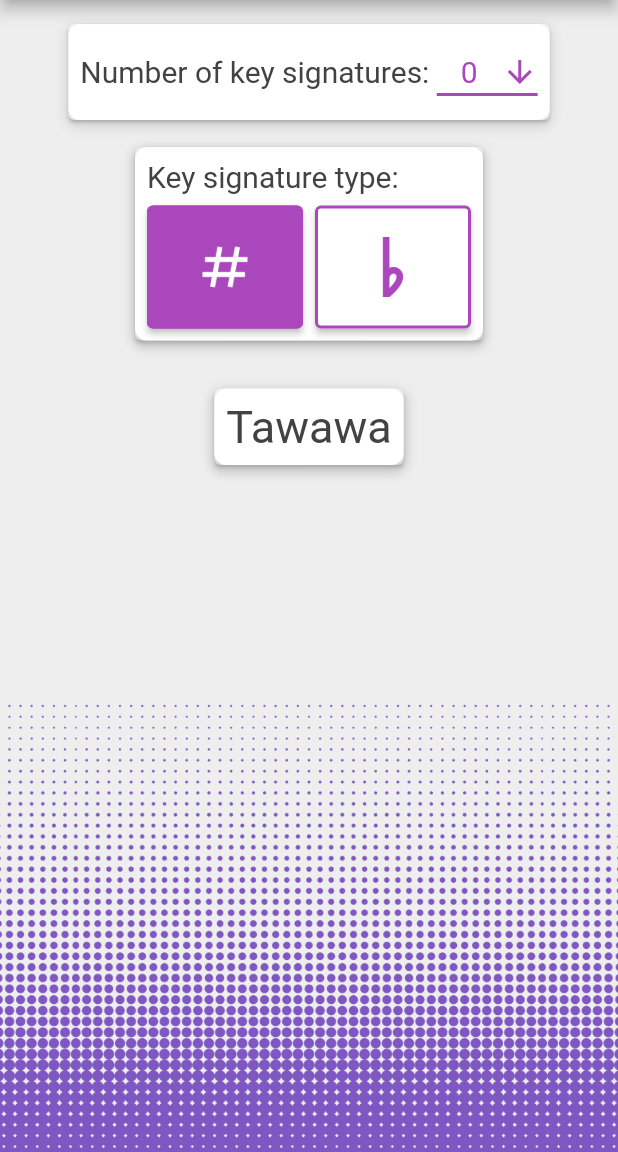
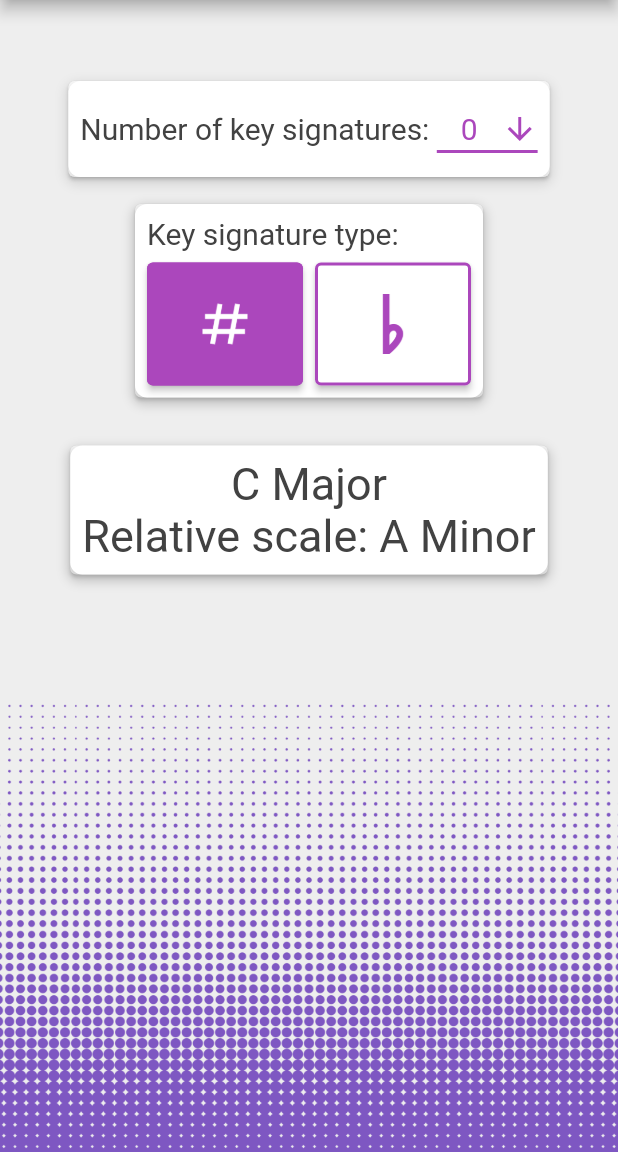
Before and after one commit to Hennyai/learn_to_read_notes, a Flutter app: the ScaleFinder screen opened by its route, on a phone screen of 412 x 824 dp, the part 84-1236 px from its top. Run offline on Flutter 3.47's test engine with Material 2 defaults, Android fonts, the light colour scheme and no system bars; our stand-ins replace audioplayers, flutter_spinkit, syncfusion_flutter_sliders; missing offline and left inert: flutter_picker, info_popup, piano, tonic.

Commit message:
scale finder

```diff
--- a/lib/pages/music_reading/classic_read.dart
+++ b/lib/pages/music_reading/classic_read.dart
@@ -1,6 +1,5 @@
 import 'package:audioplayers/audioplayers.dart';
 import 'package:flutter/material.dart';
-import 'package:flutter_midi_command/flutter_midi_command.dart';
 import 'package:learn_to_read_notes/globals.dart' as globals;
 import 'package:learn_to_read_notes/models/scale.dart';
 import 'package:learn_to_read_notes/pages/setting.dart';
@@ -47,7 +46,6 @@ bool checkChangeSetting(){
 }
 
 void randomOrRevision(){
-  print(globals.notesFailed);
   int totalWeight = globals.randomSheetWeight;
   globals.notesFailed.forEach((note) {
     totalWeight+=note.weight;
--- a/lib/pages/scale_finder.dart
+++ b/lib/pages/scale_finder.dart
@@ -8,14 +8,17 @@ final Map<String, Map<String, String>> docMessages = {
   'en': {
     'title' : 'Find the scale',
     'dropdown title' : 'Number of key signatures: ',
-    'key signature' : 'Key signature type:'
+    'key signature' : 'Key signature type:',
+    'alternative' : 'Relative scale: '
   },
   'vi': {
     'title' : 'Tìm âm giai',
     'dropdown title' : 'Số lượng dấu hóa: ',
-    'key signature' : 'Loại dấu hóa:'
+    'key signature' : 'Loại dấu hóa:',
+    'alternative' : 'Âm giai tương thích: '
   },
 };
+Map<String, String>? messages = docMessages[globals.language];
 
 class ScaleFinder extends StatefulWidget {
   const ScaleFinder({Key? key}) : super(key: key);
@@ -42,7 +45,7 @@ class _ScaleFinderState extends State<ScaleFinder> {
 
   @override
   Widget build(BuildContext context) {
-    final Map<String, String>? messages = docMessages[globals.language];
+    messages = docMessages[globals.language];
     return Scaffold(
       appBar: AppBar(
         iconTheme: IconThemeData(
@@ -83,7 +86,7 @@ class _ScaleFinderState extends State<ScaleFinder> {
           SingleChildScrollView(
             child: Column(
               children: [
-                SizedBox(height: 12,),
+                SizedBox(height: 50,),
                 Align(
                   alignment: Alignment.topCenter,
                   child: Card(
@@ -152,7 +155,7 @@ class _ScaleFinderState extends State<ScaleFinder> {
                   ),
                 ),
                 SizedBox(height: 10,),
-                //Included clef
+                //Included signature
                 Padding(
                   padding: const EdgeInsets.fromLTRB(11, 0, 11, 0),
                   child: Card(
@@ -275,23 +278,7 @@ class _ScaleFinderState extends State<ScaleFinder> {
                   ),
                 ),
                 SizedBox(height:12),
-                ScaleAnswer()
-              ],
-            ),
-          )
-        ]
-      )
-    );
-  }
-}
-
-
-class ScaleAnswer extends StatelessWidget {
-  const ScaleAnswer({Key? key}) : super(key: key);
-
-  @override
-  Widget build(BuildContext context) {
-    return Padding(
+                Padding(
                   padding: EdgeInsets.all(12.0),
                   child: Card(
                     color: globals.color('card'),
@@ -311,42 +298,66 @@ class ScaleAnswer extends StatelessWidget {
                       child: Padding(
                         padding: const EdgeInsets.all(8.0),
                         child: Text(
-              "Tawawa",
+                          textAlign: TextAlign.center,
+                          scaleAnswer(_selectedNumber, selectedSignature[0]),
                           style: TextStyle(
                             fontSize: 30,
-                color: globals.color('text')
+                            color: globals.color('text'),
                           ),
                         ),
                       ),
                     ),
                   ),
+                )
+              ],
+            ),
+          )
+        ]
+      )
     );
   }
 }
 
-// String scaleAnswer(int numberOfSignature, bool signature){
-//   if(signature){
-//     switch(numberOfSignature){
-//       case 0: return ;
-//       case 1: return ;
-//       case 2: return ;
-//       case 3: return ;
-//       case 4: return ;
-//       case 5: return ;
-//       case 6: return ;
-//       case 7: return ;
-//     }
-//     return("");
-//   } else {
-//     switch(numberOfSignature){
-//       case 0: return ;
-//       case 1: return ;
-//       case 2: return ;
-//       case 3: return ;
-//       case 4: return ;
-//       case 5: return ;
-//       case 6: return ;
-//       case 7: return ;
-//   }
-//     return("");
-// }
+String scaleAnswer(int numberOfSignature, bool signature){
+  if(signature){
+    switch(numberOfSignature) {
+      case 0:
+        return "C Major\n" + (messages!['alternative'] as String) + "A Minor";
+      case 1:
+        return "G Major\n" + (messages!['alternative'] as String) + "E Minor";
+      case 2:
+        return "D Major\n" + (messages!['alternative'] as String) + "B Minor";
+      case 3:
+        return "A Major\n" + (messages!['alternative'] as String) + "F# Minor";
+      case 4:
+        return "E Major\n" + (messages!['alternative'] as String) + "C# Minor";
+      case 5:
+        return "B Major\n" + (messages!['alternative'] as String) + "G# Minor";
+      case 6:
+        return "F# Major\n" + (messages!['alternative'] as String) + "D# Minor";
+      case 7:
+        return "C# Major\n" + (messages!['alternative'] as String) + "A# Minor";
+    }
+    return("");
+  } else {
+    switch (numberOfSignature) {
+      case 0:
+        return "C Major\n" + (messages!['alternative'] as String) + "A Minor";
+      case 1:
+        return "F Major\n" + (messages!['alternative'] as String) + "D Minor";
+      case 2:
+        return "Bb Major\n" + (messages!['alternative'] as String) + "G Minor";
+      case 3:
+        return "Eb Major\n" + (messages!['alternative'] as String) + "C Minor";
+      case 4:
+        return "Ab Major\n" + (messages!['alternative'] as String) + "F Minor";
+      case 5:
+        return "Db Major\n" + (messages!['alternative'] as String) + "Bb Minor";
+      case 6:
+        return "Gb Major\n" + (messages!['alternative'] as String) + "Eb Minor";
+      case 7:
+        return "Cb Major\n" + (messages!['alternative'] as String) + "Ab Minor";
+    }
+    return ("");
+  }
+}
```
Lines whose indentation alone changed are shown as unchanged.
